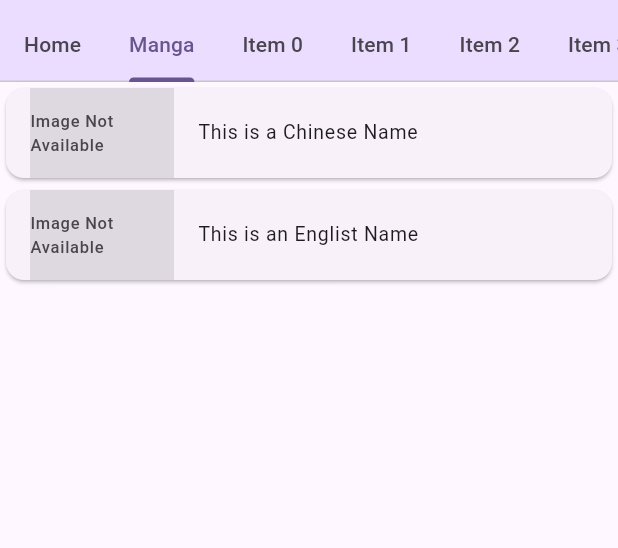
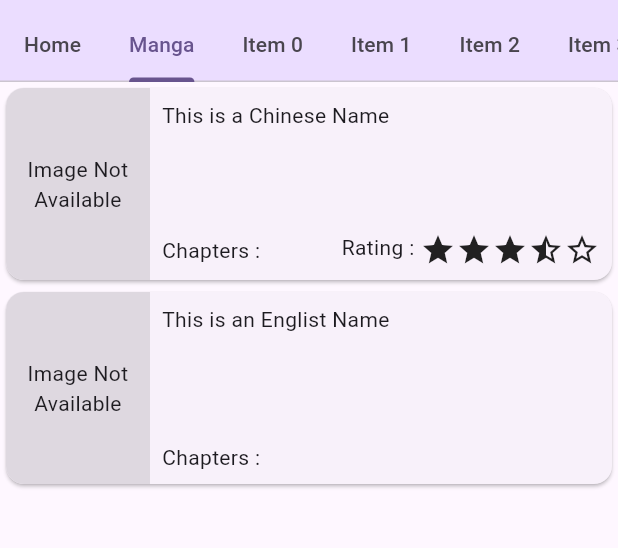
Before and after one commit to OnlyTravis/MultiApp_mobileapp, a Flutter app: the screen it shows after launch, tab 2 chosen, on a phone screen of 412 x 824 dp, the part 74-622 px from its top. Run offline on Flutter 3.47's test engine with Material 3 defaults, Android fonts, the phone set to English and light mode, and no system bars; our stand-ins replace sqflite; accounts and stored records are empty.

Commit message:
Did work on manga page UI

```diff
--- a/lib/pages/manga_page/main.dart
+++ b/lib/pages/manga_page/main.dart
@@ -1,5 +1,6 @@
 import 'package:flutter/material.dart';
 import 'package:multi_app/code/classes.dart';
+import 'package:multi_app/widgets/star_rating.dart';
 
 class MangaPage extends StatefulWidget {
   const MangaPage({super.key});
@@ -9,7 +10,7 @@ class MangaPage extends StatefulWidget {
 }
 class _MangaPageState extends State<MangaPage> {
   List<Manga> mangaList = [
-    Manga(id: 0, ch_name: "This is a Chinese Name"),
+    Manga(id: 0, ch_name: "This is a Chinese Name", rating: 3.5),
     Manga(id: 1, en_name: "This is an Englist Name"),
   ];
 
@@ -24,18 +25,39 @@ class _MangaPageState extends State<MangaPage> {
     final String mangaName = manga.ch_name ?? manga.en_name ?? manga.jp_name ?? "null";
 
     return Card(
-      child: ListTile(
-        leading: Container(
-          width: 96,
-          height: 128,
-          color: Theme.of(context).colorScheme.surfaceDim,
-          child: Center(
-            child: Text("Image Not Available"),
+      clipBehavior: Clip.antiAlias,
+      child: Row(
+        children: [
+          Container(
+            width: 96,
+            height: 128,
+            color: Theme.of(context).colorScheme.surfaceDim,
+            child: Center(
+              child: Text("Image Not Available", textAlign: TextAlign.center),
+            ),
           ),
-        ),
-        title: Text(mangaName),
-        dense: true,
-        visualDensity: VisualDensity(vertical: 3)
+          Flexible(
+            child: Container(
+              height: 128,
+              padding: EdgeInsets.all(8),
+              child: Column(
+                mainAxisAlignment: MainAxisAlignment.spaceBetween,
+                crossAxisAlignment: CrossAxisAlignment.start,
+                children: [
+                  Text(mangaName),
+                  Row(
+                    mainAxisSize: MainAxisSize.max,
+                    mainAxisAlignment: MainAxisAlignment.spaceBetween,
+                    children: [
+                      Text("Chapters : "),
+                      if (manga.rating != -1) StarRating(label: "Rating : ", value: manga.rating)
+                    ],
+                  )
+                ],
+              ),
+            ),
+          )
+        ],
       ),
     );
   }
--- /dev/null
+++ b/lib/widgets/star_rating.dart
@@ -0,0 +1,23 @@
+import 'package:flutter/material.dart';
+
+class StarRating extends StatelessWidget {
+  final String? label;
+  final double value;
+
+  const StarRating({super.key, this.label, required this.value});
+
+  @override
+  Widget build(BuildContext context) {
+    if (value < 0 || value > 5) {
+      throw RangeError.range(value, 0, 5);
+    }
+    return Wrap(
+      children: [
+        if (label != null) Text(label ?? ""),
+        ...[1,2,3,4,5].map((int num) => Icon(
+          value >= num ? Icons.star : (value + 0.5 >= num ? Icons.star_half : Icons.star_border))
+        ),
+      ]
+    );
+  }
+}
```
